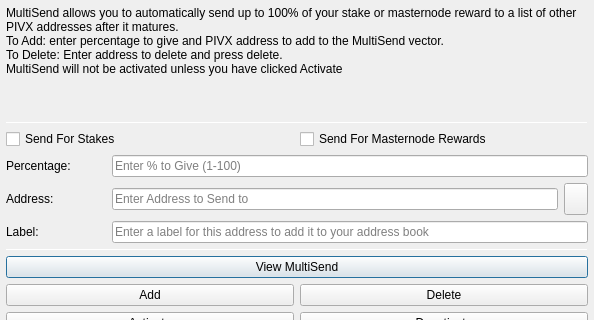
lateminer/bitcoin, file src/qt/forms/multisenddialog.ui: the form before one commit; both pictures show x 0 to 594 and y 0 to 320 of the 594 by 526 pixel window.
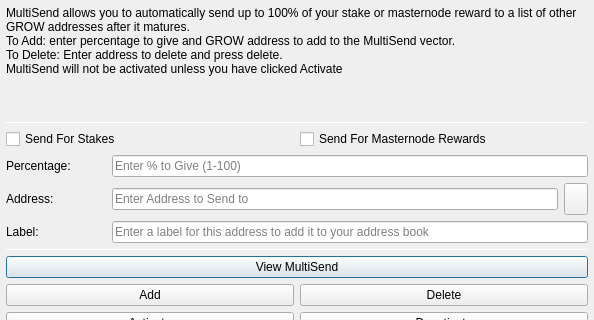
The form after the commit. Icons and pictures are not drawn.

Commit message: Growification: addresses (PIVX->GROW)

What changed in the file:
```diff
--- a/src/qt/forms/multisenddialog.ui
+++ b/src/qt/forms/multisenddialog.ui
@@ -37,8 +37,8 @@
         <number>1</number>
        </property>
        <property name="text">
-        <string>MultiSend allows you to automatically send up to 100% of your stake or masternode reward to a list of other PIVX addresses after it matures.
-To Add: enter percentage to give and PIVX address to add to the MultiSend vector.
+        <string>MultiSend allows you to automatically send up to 100% of your stake or masternode reward to a list of other GROW addresses after it matures.
+To Add: enter percentage to give and GROW address to add to the MultiSend vector.
 To Delete: Enter address to delete and press delete.
 MultiSend will not be activated unless you have clicked Activate</string>
        </property>
```
The commit also changes 55 other files.
